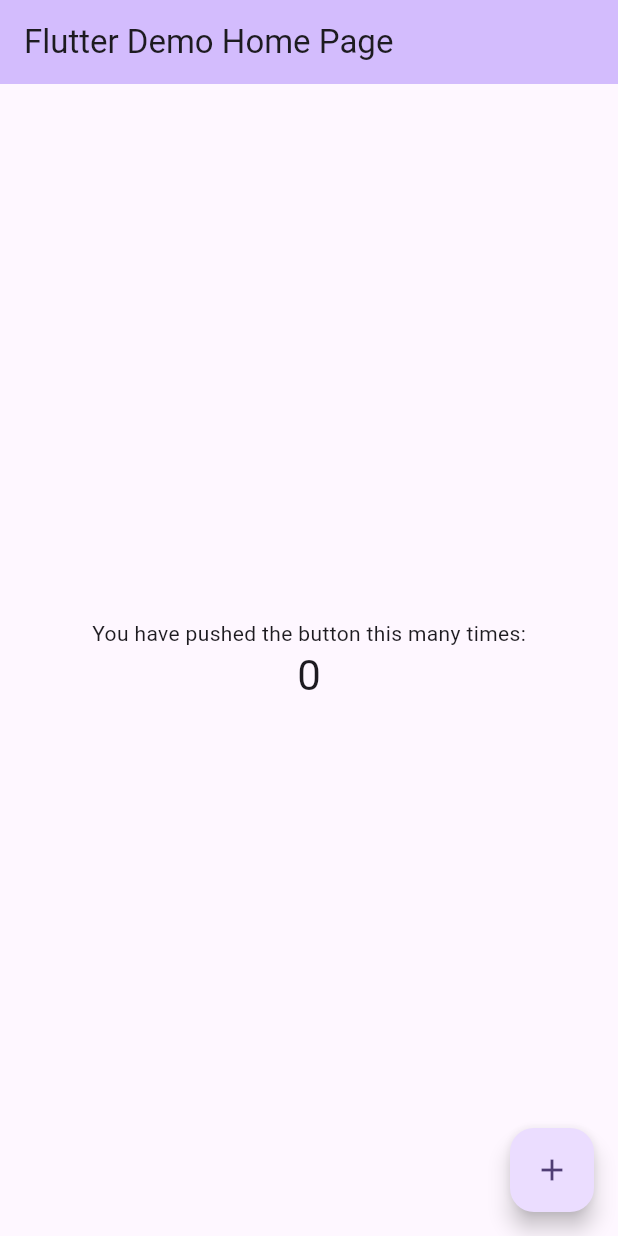
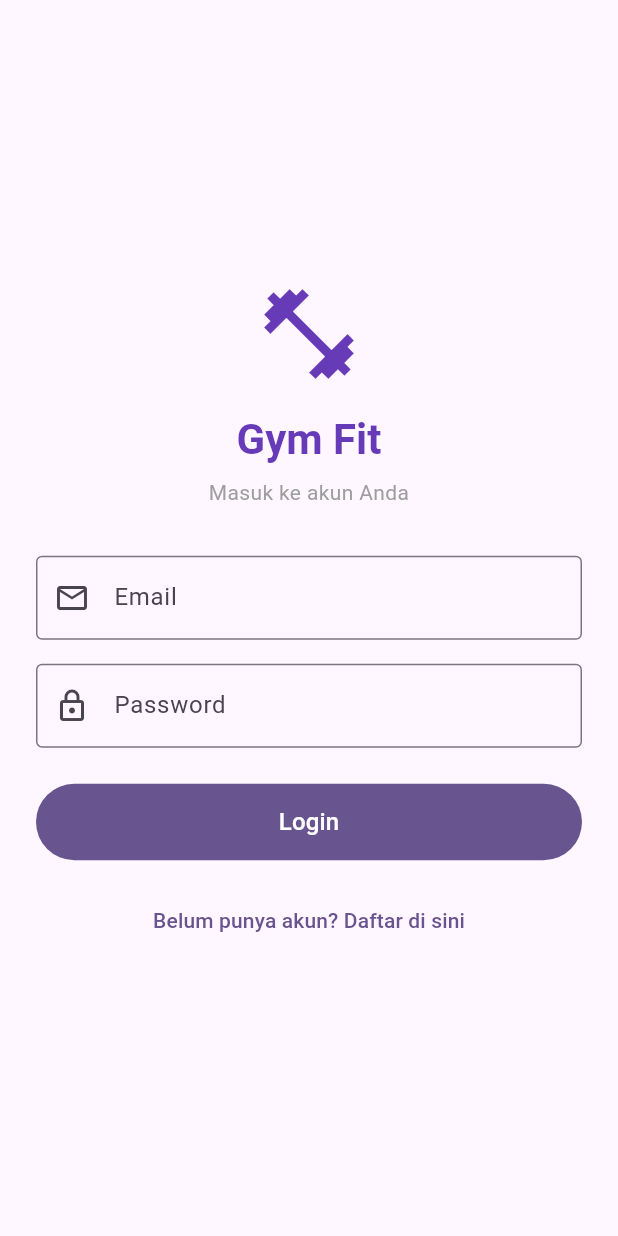
Before and after one commit to ihsanmaulana2718/gym_fit, a Flutter app: the screen it shows after launch, on a phone screen of 412 x 824 dp. Run offline on Flutter 3.47's test engine with Material 3 defaults, Android fonts, the phone set to English and light mode, and no system bars; our stand-ins replace supabase_flutter; accounts and stored records are empty.

Commit message:
Langkah 6: fitur autentikasi (login, register, home, logout)

```diff
--- a/lib/main.dart
+++ b/lib/main.dart
@@ -1,6 +1,8 @@
 import 'package:flutter/material.dart';
 import 'package:supabase_flutter/supabase_flutter.dart';
 import 'secrets.dart';
+import 'screens/home_screen.dart';
+import 'screens/login_screen.dart';
 
 Future<void> main() async {
   WidgetsFlutterBinding.ensureInitialized();
@@ -11,116 +13,34 @@ Future<void> main() async {
 class MyApp extends StatelessWidget {
   const MyApp({super.key});
 
-  // This widget is the root of your application.
   @override
   Widget build(BuildContext context) {
     return MaterialApp(
-      title: 'Flutter Demo',
+      title: 'Gym Fit',
+      debugShowCheckedModeBanner: false,
       theme: ThemeData(
-        // This is the theme of your application.
-        //
-        // TRY THIS: Try running your application with "flutter run". You'll see
-        // the application has a purple toolbar. Then, without quitting the app,
-        // try changing the seedColor in the colorScheme below to Colors.green
-        // and then invoke "hot reload" (save your changes or press the "hot
-        // reload" button in a Flutter-supported IDE, or press "r" if you used
-        // the command line to start the app).
-        //
-        // Notice that the counter didn't reset back to zero; the application
-        // state is not lost during the reload. To reset the state, use hot
-        // restart instead.
-        //
-        // This works for code too, not just values: Most code changes can be
-        // tested with just a hot reload.
-        colorScheme: .fromSeed(seedColor: Colors.deepPurple),
+        colorScheme: ColorScheme.fromSeed(seedColor: Colors.deepPurple),
+        useMaterial3: true,
       ),
-      home: const MyHomePage(title: 'Flutter Demo Home Page'),
+      home: const AuthGate(),
     );
   }
 }
 
-class MyHomePage extends StatefulWidget {
-  const MyHomePage({super.key, required this.title});
-
-  // This widget is the home page of your application. It is stateful, meaning
-  // that it has a State object (defined below) that contains fields that affect
-  // how it looks.
-
-  // This class is the configuration for the state. It holds the values (in this
-  // case the title) provided by the parent (in this case the App widget) and
-  // used by the build method of the State. Fields in a Widget subclass are
-  // always marked "final".
-
-  final String title;
-
-  @override
-  State<MyHomePage> createState() => _MyHomePageState();
-}
-
-class _MyHomePageState extends State<MyHomePage> {
-  int _counter = 0;
-
-  void _incrementCounter() {
-    setState(() {
-      // This call to setState tells the Flutter framework that something has
-      // changed in this State, which causes it to rerun the build method below
-      // so that the display can reflect the updated values. If we changed
-      // _counter without calling setState(), then the build method would not be
-      // called again, and so nothing would appear to happen.
-      _counter++;
-    });
-  }
+class AuthGate extends StatelessWidget {
+  const AuthGate({super.key});
 
   @override
   Widget build(BuildContext context) {
-    // This method is rerun every time setState is called, for instance as done
-    // by the _incrementCounter method above.
-    //
-    // The Flutter framework has been optimized to make rerunning build methods
-    // fast, so that you can just rebuild anything that needs updating rather
-    // than having to individually change instances of widgets.
-    return Scaffold(
-      appBar: AppBar(
-        // TRY THIS: Try changing the color here to a specific color (to
-        // Colors.amber, perhaps?) and trigger a hot reload to see the AppBar
-        // change color while the other colors stay the same.
-        backgroundColor: Theme.of(context).colorScheme.inversePrimary,
-        // Here we take the value from the MyHomePage object that was created by
-        // the App.build method, and use it to set our appbar title.
-        title: Text(widget.title),
-      ),
-      body: Center(
-        // Center is a layout widget. It takes a single child and positions it
-        // in the middle of the parent.
-        child: Column(
-          // Column is also a layout widget. It takes a list of children and
-          // arranges them vertically. By default, it sizes itself to fit its
-          // children horizontally, and tries to be as tall as its parent.
-          //
-          // Column has various properties to control how it sizes itself and
-          // how it positions its children. Here we use mainAxisAlignment to
-          // center the children vertically; the main axis here is the vertical
-          // axis because Columns are vertical (the cross axis would be
-          // horizontal).
-          //
-          // TRY THIS: Invoke "debug painting" (choose the "Toggle Debug Paint"
-          // action in the IDE, or press "p" in the console), to see the
-          // wireframe for each widget.
-          mainAxisAlignment: .center,
-          children: [
-            const Text('You have pushed the button this many times:'),
-            Text(
-              '$_counter',
-              style: Theme.of(context).textTheme.headlineMedium,
-            ),
-          ],
-        ),
-      ),
-      floatingActionButton: FloatingActionButton(
-        onPressed: _incrementCounter,
-        tooltip: 'Increment',
-        child: const Icon(Icons.add),
-      ),
+    return StreamBuilder<AuthState>(
+      stream: Supabase.instance.client.auth.onAuthStateChange,
+      builder: (context, snapshot) {
+        final session = snapshot.data?.session;
+        if (session != null) {
+          return const HomeScreen();
+        }
+        return const LoginScreen();
+      },
     );
   }
 }
--- /dev/null
+++ b/lib/screens/login_screen.dart
@@ -0,0 +1,127 @@
+import 'package:flutter/material.dart';
+import 'package:supabase_flutter/supabase_flutter.dart';
+import 'register_screen.dart';
+
+class LoginScreen extends StatefulWidget {
+  const LoginScreen({super.key});
+
+  @override
+  State<LoginScreen> createState() => _LoginScreenState();
+}
+
+class _LoginScreenState extends State<LoginScreen> {
+  final _emailController = TextEditingController();
+  final _passwordController = TextEditingController();
+  bool _isLoading = false;
+
+  @override
+  void dispose() {
+    _emailController.dispose();
+    _passwordController.dispose();
+    super.dispose();
+  }
+
+  Future<void> _login() async {
+    setState(() => _isLoading = true);
+    try {
+      await Supabase.instance.client.auth.signInWithPassword(
+        email: _emailController.text.trim(),
+        password: _passwordController.text,
+      );
+    } on AuthException catch (e) {
+      if (mounted) {
+        ScaffoldMessenger.of(context).showSnackBar(
+          SnackBar(content: Text(e.message), backgroundColor: Colors.red),
+        );
+      }
+    } catch (_) {
+      if (mounted) {
+        ScaffoldMessenger.of(context).showSnackBar(
+          const SnackBar(
+            content: Text('Terjadi kesalahan. Coba lagi.'),
+            backgroundColor: Colors.red,
+          ),
+        );
+      }
+    } finally {
+      if (mounted) setState(() => _isLoading = false);
+    }
+  }
+
+  @override
+  Widget build(BuildContext context) {
+    return Scaffold(
+      body: SafeArea(
+        child: Center(
+          child: SingleChildScrollView(
+            padding: const EdgeInsets.all(24),
+            child: Column(
+              mainAxisAlignment: MainAxisAlignment.center,
+              crossAxisAlignment: CrossAxisAlignment.stretch,
+              children: [
+                const Icon(Icons.fitness_center, size: 72, color: Colors.deepPurple),
+                const SizedBox(height: 16),
+                Text(
+                  'Gym Fit',
+                  textAlign: TextAlign.center,
+                  style: Theme.of(context).textTheme.headlineMedium?.copyWith(
+                        fontWeight: FontWeight.bold,
+                        color: Colors.deepPurple,
+                      ),
+                ),
+                const SizedBox(height: 8),
+                Text(
+                  'Masuk ke akun Anda',
+                  textAlign: TextAlign.center,
+                  style: Theme.of(context).textTheme.bodyMedium?.copyWith(color: Colors.grey),
+                ),
+                const SizedBox(height: 32),
+                TextField(
+                  controller: _emailController,
+                  keyboardType: TextInputType.emailAddress,
+                  decoration: const InputDecoration(
+                    labelText: 'Email',
+                    border: OutlineInputBorder(),
+                    prefixIcon: Icon(Icons.email_outlined),
+                  ),
+                ),
+                const SizedBox(height: 16),
+                TextField(
+                  controller: _passwordController,
+                  obscureText: true,
+                  decoration: const InputDecoration(
+                    labelText: 'Password',
+                    border: OutlineInputBorder(),
+                    prefixIcon: Icon(Icons.lock_outlined),
+                  ),
+                  onSubmitted: (_) => _login(),
+                ),
+                const SizedBox(height: 24),
+                FilledButton(
+                  onPressed: _isLoading ? null : _login,
+                  style: FilledButton.styleFrom(
+                    padding: const EdgeInsets.symmetric(vertical: 14),
+                  ),
+                  child: _isLoading
+                      ? const SizedBox(
+                          height: 20,
+                          width: 20,
+                          child: CircularProgressIndicator(strokeWidth: 2, color: Colors.white),
+                        )
+                      : const Text('Login', style: TextStyle(fontSize: 16)),
+                ),
+                const SizedBox(height: 16),
+                TextButton(
+                  onPressed: () => Navigator.of(context).push(
+                    MaterialPageRoute(builder: (_) => const RegisterScreen()),
+                  ),
+                  child: const Text('Belum punya akun? Daftar di sini'),
+                ),
+              ],
+            ),
+          ),
+        ),
+      ),
+    );
+  }
+}
```
Also changed, not shown: lib/screens/home_screen.dart (added, +121 -0 lines), lib/screens/register_screen.dart (added, +169 -0 lines).
